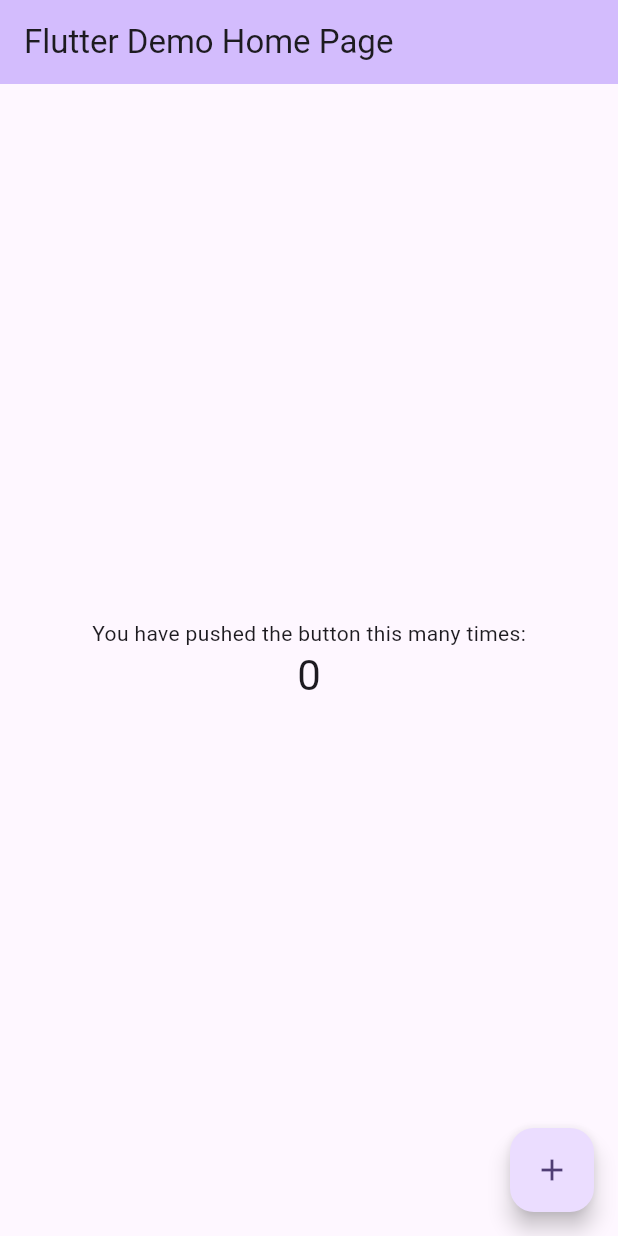
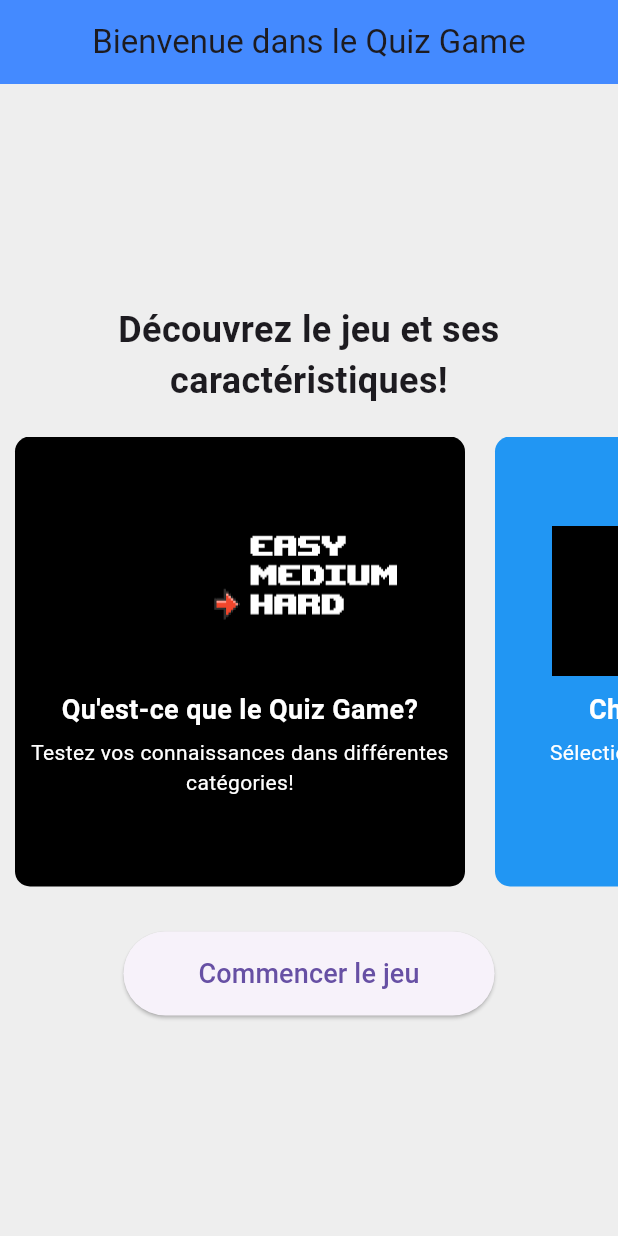
Before and after one commit to wassimDridi/Flutter_Quiz_Game, a Flutter app: the screen it shows after launch, on a phone screen of 412 x 824 dp. Run offline on Flutter 3.47's test engine with Material 3 defaults, Android fonts, the phone set to English and light mode, and no system bars.

Commit message:
add welcome screen

```diff
--- a/lib/main.dart
+++ b/lib/main.dart
@@ -1,125 +1,15 @@
 import 'package:flutter/material.dart';
+import 'package:quizzz/screen/welcome.dart';
 
 void main() {
-  runApp(const MyApp());
+  runApp(MyApp());
 }
 
 class MyApp extends StatelessWidget {
-  const MyApp({super.key});
-
-  // This widget is the root of your application.
   @override
   Widget build(BuildContext context) {
     return MaterialApp(
-      title: 'Quiz game',
-      theme: ThemeData(
-        // This is the theme of your application.
-        //wassim dridi
-        // TRY THIS: Try running your application with "flutter run". You'll see
-        // the application has a purple toolbar. Then, without quitting the app,
-        // try changing the seedColor in the colorScheme below to Colors.green
-        // and then invoke "hot reload" (save your changes or press the "hot
-        // reload" button in a Flutter-supported IDE, or press "r" if you used
-        // the command line to start the app).
-        //
-        // Notice that the counter didn't reset back to zero; the application
-        // state is not lost during the reload. To reset the state, use hot
-        // restart instead.
-        //
-        // This works for code too, not just values: Most code changes can be
-        // tested with just a hot reload.
-        colorScheme: ColorScheme.fromSeed(seedColor: Colors.deepPurple),
-        useMaterial3: true,
-      ),
-      home: const MyHomePage(title: 'Flutter Demo Home Page'),
+      home: WelcomeScreen(),
     );
   }
 }
-
-class MyHomePage extends StatefulWidget {
-  const MyHomePage({super.key, required this.title});
-
-  // This widget is the home page of your application. It is stateful, meaning
-  // that it has a State object (defined below) that contains fields that affect
-  // how it looks.
-
-  // This class is the configuration for the state. It holds the values (in this
-  // case the title) provided by the parent (in this case the App widget) and
-  // used by the build method of the State. Fields in a Widget subclass are
-  // always marked "final".
-
-  final String title;
-
-  @override
-  State<MyHomePage> createState() => _MyHomePageState();
-}
-
-class _MyHomePageState extends State<MyHomePage> {
-  int _counter = 0;
-
-  void _incrementCounter() {
-    setState(() {
-      // This call to setState tells the Flutter framework that something has
-      // changed in this State, which causes it to rerun the build method below
-      // so that the display can reflect the updated values. If we changed
-      // _counter without calling setState(), then the build method would not be
-      // called again, and so nothing would appear to happen.
-      _counter++;
-    });
-  }
-
-  @override
-  Widget build(BuildContext context) {
-    // This method is rerun every time setState is called, for instance as done
-    // by the _incrementCounter method above.
-    //
-    // The Flutter framework has been optimized to make rerunning build methods
-    // fast, so that you can just rebuild anything that needs updating rather
-    // than having to individually change instances of widgets.
-    return Scaffold(
-      appBar: AppBar(
-        // TRY THIS: Try changing the color here to a specific color (to
-        // Colors.amber, perhaps?) and trigger a hot reload to see the AppBar
-        // change color while the other colors stay the same.
-        backgroundColor: Theme.of(context).colorScheme.inversePrimary,
-        // Here we take the value from the MyHomePage object that was created by
-        // the App.build method, and use it to set our appbar title.
-        title: Text(widget.title),
-      ),
-      body: Center(
-        // Center is a layout widget. It takes a single child and positions it
-        // in the middle of the parent.
-        child: Column(
-          // Column is also a layout widget. It takes a list of children and
-          // arranges them vertically. By default, it sizes itself to fit its
-          // children horizontally, and tries to be as tall as its parent.
-          //
-          // Column has various properties to control how it sizes itself and
-          // how it positions its children. Here we use mainAxisAlignment to
-          // center the children vertically; the main axis here is the vertical
-          // axis because Columns are vertical (the cross axis would be
-          // horizontal).
-          //
-          // TRY THIS: Invoke "debug painting" (choose the "Toggle Debug Paint"
-          // action in the IDE, or press "p" in the console), to see the
-          // wireframe for each widget.
-          mainAxisAlignment: MainAxisAlignment.center,
-          children: <Widget>[
-            const Text(
-              'You have pushed the button this many times:',
-            ),
-            Text(
-              '$_counter',
-              style: Theme.of(context).textTheme.headlineMedium,
-            ),
-          ],
-        ),
-      ),
-      floatingActionButton: FloatingActionButton(
-        onPressed: _incrementCounter,
-        tooltip: 'Increment',
-        child: const Icon(Icons.add),
-      ), // This trailing comma makes auto-formatting nicer for build methods.
-    );
-  }
-}
--- /dev/null
+++ b/lib/screen/home.dart
@@ -0,0 +1,21 @@
+
+import 'package:flutter/material.dart';
+
+class HomeScreen extends StatelessWidget {
+  @override
+  Widget build(BuildContext context) {
+    return Scaffold(
+      appBar: AppBar(
+        title: Text('Écran principal'),
+        backgroundColor: Colors.blueAccent,
+      ),
+      body: Center(
+        child: Text(
+          'Bienvenue dans le jeu ! Prêt à commencer?',
+          style: TextStyle(fontSize: 24, fontWeight: FontWeight.bold),
+          textAlign: TextAlign.center,
+        ),
+      ),
+    );
+  }
+}
--- /dev/null
+++ b/lib/screen/welcome.dart
@@ -0,0 +1,95 @@
+import 'package:flutter/material.dart';
+import 'package:quizzz/screen/home.dart';
+import 'package:quizzz/widget/featureContainer.dart';
+
+class WelcomeScreen extends StatelessWidget {
+  @override
+  Widget build(BuildContext context) {
+    return Scaffold(
+      backgroundColor: Colors.grey[200],
+      appBar: AppBar(
+        title: Text('Bienvenue dans le Quiz Game'),
+        centerTitle: true,
+        backgroundColor: Colors.blueAccent,
+      ),
+      body: Column(
+        mainAxisAlignment: MainAxisAlignment.center,
+        children: [
+          Text(
+            'Découvrez le jeu et ses caractéristiques!',
+            style: TextStyle(fontSize: 24, fontWeight: FontWeight.bold),
+            textAlign: TextAlign.center,
+          ),
+          SizedBox(height: 20),
+          Container(
+            height: 300,
+            child: ListView(
+              scrollDirection: Axis.horizontal,
+              children: [
+                FeatureContainerWidget(
+                  color: Colors.black,
+                  image: 'assets/difficulté.png',
+                  title: 'Qu\'est-ce que le Quiz Game?',
+                  description:
+                      'Testez vos connaissances dans différentes catégories!',
+                ),
+                FeatureContainerWidget(
+                  color: Colors.blue,
+                  image: 'assets/difficulté.png',
+                  title: 'Choix des catégories',
+                  description:
+                      'Sélectionnez parmi de nombreuses catégories de quiz.',
+                ),
+                FeatureContainerWidget(
+                  color: Colors.green,
+                  image: 'assets/difficulté.png',
+                  title: 'Niveaux de difficulté',
+                  description: 'Jouez avec différents niveaux de difficulté.',
+                ),
+                FeatureContainerWidget(
+                  color: Colors.orange,
+                  image: 'assets/challenge.jpg',
+                  title: 'Chronomètre',
+                  description:
+                      'Répondez dans le temps imparti pour plus de challenge!',
+                ),
+                FeatureContainerWidget(
+                  color: Colors.purple,
+                  image: 'assets/score.png',
+                  title: 'Système de Score',
+                  description: 'Accédez à vos scores et classements.',
+                ),
+              ],
+            ),
+          ),
+          SizedBox(height: 30),
+          ElevatedButton(
+            onPressed: () {
+              Navigator.of(context).push(_createRoute());
+            },
+            style: ElevatedButton.styleFrom(
+              padding: EdgeInsets.symmetric(horizontal: 50, vertical: 15),
+            ),
+            child: Text(
+              'Commencer le jeu',
+              style: TextStyle(fontSize: 18),
+            ),
+          ),
+        ],
+      ),
+    );
+  }
+
+  Route _createRoute() {
+    return PageRouteBuilder(
+      pageBuilder: (context, animation, secondaryAnimation) => HomeScreen(),
+      transitionsBuilder: (context, animation, secondaryAnimation, child) {
+        // Apply a fade transition effect
+        return FadeTransition(
+          opacity: animation,
+          child: child,
+        );
+      },
+    );
+  }
+}
--- /dev/null
+++ b/lib/widget/featureContainer.dart
@@ -0,0 +1,58 @@
+import 'package:flutter/material.dart';
+
+class FeatureContainerWidget extends StatelessWidget {
+  final Color color;
+  final String image;
+  final String title;
+  final String description;
+
+  const FeatureContainerWidget({
+    Key? key,
+    required this.color,
+    required this.image,
+    required this.title,
+    required this.description,
+  }) : super(key: key);
+
+  @override
+  Widget build(BuildContext context) {
+    return Container(
+      width: 300,
+      margin: const EdgeInsets.symmetric(horizontal: 10),
+      padding: const EdgeInsets.all(10),
+      decoration: BoxDecoration(
+        color: color,
+        borderRadius: BorderRadius.circular(10),
+      ),
+      child: Column(
+        mainAxisAlignment: MainAxisAlignment.center,
+        children: [
+          Image.asset(
+            image,
+            height: 100,
+            fit: BoxFit.cover,
+          ),
+          const SizedBox(height: 10),
+          Text(
+            title,
+            style: const TextStyle(
+              color: Colors.white,
+              fontSize: 18,
+              fontWeight: FontWeight.bold,
+            ),
+            textAlign: TextAlign.center,
+          ),
+          const SizedBox(height: 5),
+          Text(
+            description,
+            style: const TextStyle(
+              color: Colors.white,
+              fontSize: 14,
+            ),
+            textAlign: TextAlign.center,
+          ),
+        ],
+      ),
+    );
+  }
+}
--- a/pubspec.yaml
+++ b/pubspec.yaml
@@ -59,8 +59,8 @@ flutter:
   uses-material-design: true
 
   # To add assets to your application, add an assets section, like this:
-  # assets:
-  #   - images/a_dot_burr.jpeg
+  assets:
+    - assets/
   #   - images/a_dot_ham.jpeg
 
   # An image asset can refer to one or more resolution-specific "variants", see
```
Also changed, not shown: assets/QuizGame.jpg (added), assets/categories.jpg (added), assets/challenge.jpg (added), assets/difficulté.png (added), assets/score.png (added).
